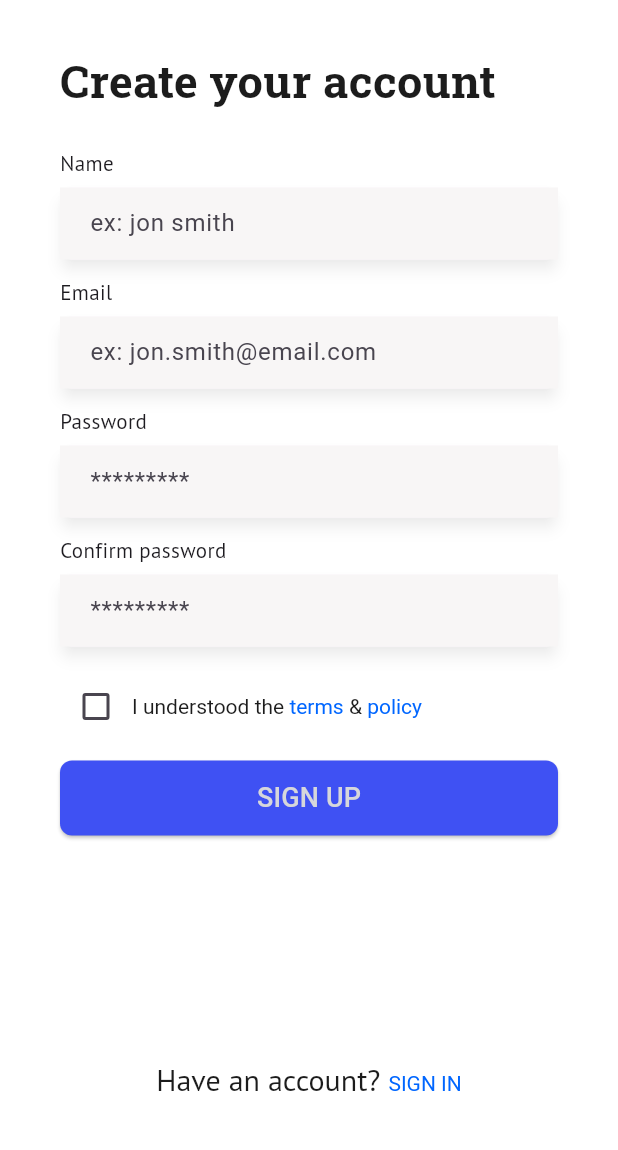
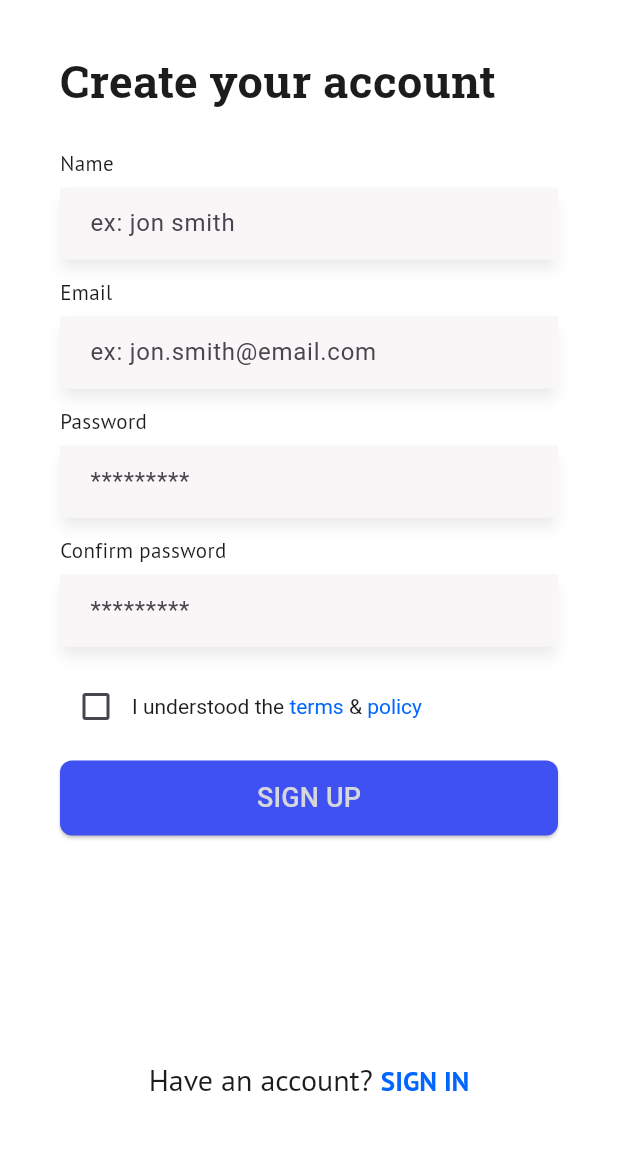
Before and after one commit to SabonaWaktole/2025-A2SV-G6-mobile-assessment, a Flutter app: the screen it shows after launch, after a tap on "SIGN UP", on a phone screen of 412 x 824 dp, the part 66-1216 px from its top. Run offline on Flutter 3.47's test engine with Material 3 defaults, Android fonts, the phone set to English and light mode, and no system bars; our stand-ins replace connectivity_plus, dartz, equatable, flutter_bloc, flutter_secure_storage, get_it and 2 more.

Commit message:
polish ui for better enhancement and finish the task22

```diff
--- a/ecom/lib/features/auth/presentation/pages/sign_in_page.dart
+++ b/ecom/lib/features/auth/presentation/pages/sign_in_page.dart
@@ -45,9 +45,9 @@ Widget build(BuildContext context) {
               arguments: state.user.email,
             );
           } else if (state is AuthError) {
-          ScaffoldMessenger.of(context).showSnackBar(
-            SnackBar(content: Text(state.message)),
-          );
+            ScaffoldMessenger.of(
+              context,
+            ).showSnackBar(SnackBar(content: Text(state.message)));
           }
         },
         child: SafeArea(
@@ -114,7 +114,6 @@ Widget build(BuildContext context) {
                     ),
                   ),
 
-
                   // Email Field
                   AuthTextField(
                     controller: emailController,
@@ -122,7 +121,6 @@ Widget build(BuildContext context) {
                   ),
 
                   const SizedBox(height: 20),
-
 
                   Align(
                     alignment: Alignment.centerLeft,
@@ -152,22 +150,29 @@ Widget build(BuildContext context) {
                     ),
                   ),
 
-                const SizedBox(height: 175),
+                  const SizedBox(height: 200),
 
                   // Sign Up Text
                   Row(
                     mainAxisAlignment: MainAxisAlignment.center,
                     children: [
-                    const Text("Don’t have an account? ", style: TextStyle(fontSize: 20),),
+                      Text(
+                        "Don’t have an account? ",
+                        style: GoogleFonts.ptSans(
+                          fontWeight: FontWeight.w100,
+                          fontSize: 20,
+                        ),
+                      ),
                       GestureDetector(
                         onTap: () {
                           Navigator.pushReplacementNamed(context, '/signup');
                         },
-                      child: const Text(
+                        child: Text(
                           "SIGN UP",
-                        style: TextStyle(
+                          style: GoogleFonts.ptSans(
+                                fontWeight: FontWeight.bold,
+                                fontSize: 18,
                                 color: AppColors.primary,
-                          fontWeight: FontWeight.bold,
                               ),
                         ),
                       ),
@@ -183,7 +188,6 @@ Widget build(BuildContext context) {
     );
   }
 
-
   @override
   void dispose() {
     emailController.dispose();
--- a/ecom/lib/features/auth/presentation/pages/sign_up_page.dart
+++ b/ecom/lib/features/auth/presentation/pages/sign_up_page.dart
@@ -205,7 +205,11 @@ class _SignUpPageState extends State<SignUpPage> {
                             ),
                             TextSpan(
                               text: "SIGN IN",
-                              style: const TextStyle(color: AppColors.primary),
+                              style: GoogleFonts.ptSans(
+                                fontWeight: FontWeight.bold,
+                                fontSize: 18,
+                                color: AppColors.primary,
+                              ), //const TextStyle(color: AppColors.primary),
                               recognizer: TapGestureRecognizer()
                                 ..onTap = () {
                                   Navigator.pushNamed(context, '/signin');
```
Also changed, not shown: ecom/lib/features/auth/presentation/widgets/auth_button.dart (indentation only). Lines whose indentation alone changed are shown as unchanged.
